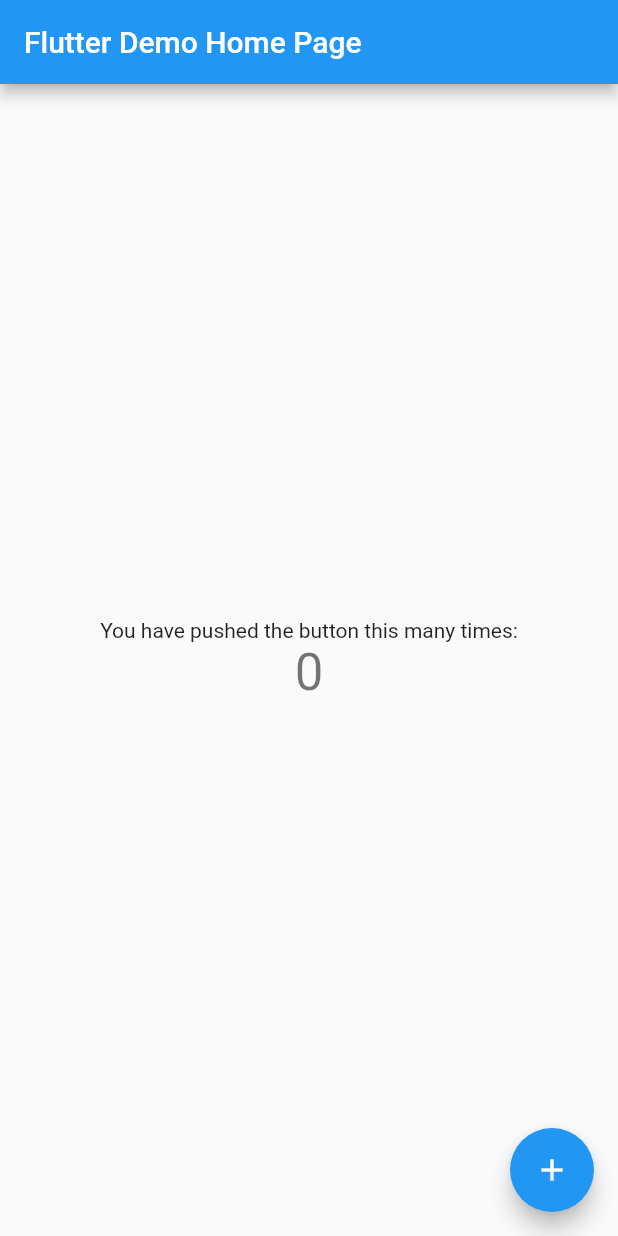
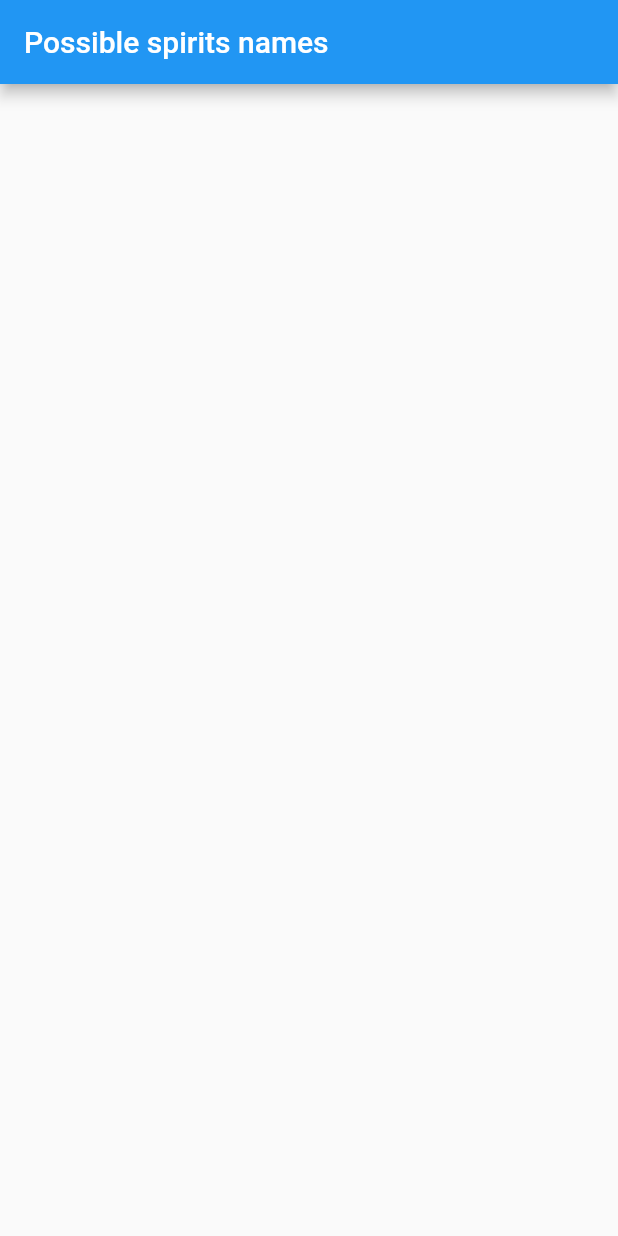
Before and after one commit to ajaygautam/vote_your_spirits, a Flutter app: the screen it shows after launch, on a phone screen of 412 x 824 dp. Run offline on Flutter 3.47's test engine with Material 2 defaults, Android fonts, the phone set to English and light mode, and no system bars; our stand-ins replace cloud_firestore; accounts and stored records are empty.

Commit message:
add firebase

```diff
--- a/lib/main.dart
+++ b/lib/main.dart
@@ -1,120 +1,3 @@
-import 'package:flutter/material.dart';
-
-void main() {
-  runApp(MyApp());
-}
-
-class MyApp extends StatelessWidget {
-  // This widget is the root of your application.
-  @override
-  Widget build(BuildContext context) {
-    return MaterialApp(
-      title: 'Flutter Demo',
-      theme: ThemeData(
-        // This is the theme of your application.
-        //
-        // Try running your application with "flutter run". You'll see the
-        // application has a blue toolbar. Then, without quitting the app, try
-        // changing the primarySwatch below to Colors.green and then invoke
-        // "hot reload" (press "r" in the console where you ran "flutter run",
-        // or simply save your changes to "hot reload" in a Flutter IDE).
-        // Notice that the counter didn't reset back to zero; the application
-        // is not restarted.
-        primarySwatch: Colors.blue,
-        // This makes the visual density adapt to the platform that you run
-        // the app on. For desktop platforms, the controls will be smaller and
-        // closer together (more dense) than on mobile platforms.
-        visualDensity: VisualDensity.adaptivePlatformDensity,
-      ),
-      home: MyHomePage(title: 'Flutter Demo Home Page'),
-    );
-  }
-}
-
-class MyHomePage extends StatefulWidget {
-  MyHomePage({Key key, this.title}) : super(key: key);
-
-  // This widget is the home page of your application. It is stateful, meaning
-  // that it has a State object (defined below) that contains fields that affect
-  // how it looks.
-
-  // This class is the configuration for the state. It holds the values (in this
-  // case the title) provided by the parent (in this case the App widget) and
-  // used by the build method of the State. Fields in a Widget subclass are
-  // always marked "final".
-
-  final String title;
-
-  @override
-  _MyHomePageState createState() => _MyHomePageState();
-}
-
-class _MyHomePageState extends State<MyHomePage> {
-  int _counter = 0;
-
-  void _incrementCounter() {
-    setState(() {
-      // This call to setState tells the Flutter framework that something has
-      // changed in this State, which causes it to rerun the build method below
-      // so that the display can reflect the updated values. If we changed
-      // _counter without calling setState(), then the build method would not be
-      // called again, and so nothing would appear to happen.
-      _counter++;
-    });
-  }
-
-  @override
-  Widget build(BuildContext context) {
-    // This method is rerun every time setState is called, for instance as done
-    // by the _incrementCounter method above.
-    //
-    // The Flutter framework has been optimized to make rerunning build methods
-    // fast, so that you can just rebuild anything that needs updating rather
-    // than having to individually change instances of widgets.
-    return Scaffold(
-      appBar: AppBar(
-        // Here we take the value from the MyHomePage object that was created by
-        // the App.build method, and use it to set our appbar title.
-        title: Text(widget.title),
-      ),
-      body: Center(
-        // Center is a layout widget. It takes a single child and positions it
-        // in the middle of the parent.
-        child: Column(
-          // Column is also a layout widget. It takes a list of children and
-          // arranges them vertically. By default, it sizes itself to fit its
-          // children horizontally, and tries to be as tall as its parent.
-          //
-          // Invoke "debug painting" (press "p" in the console, choose the
-          // "Toggle Debug Paint" action from the Flutter Inspector in Android
-          // Studio, or the "Toggle Debug Paint" command in Visual Studio Code)
-          // to see the wireframe for each widget.
-          //
-          // Column has various properties to control how it sizes itself and
-          // how it positions its children. Here we use mainAxisAlignment to
-          // center the children vertically; the main axis here is the vertical
-          // axis because Columns are vertical (the cross axis would be
-          // horizontal).
-          mainAxisAlignment: MainAxisAlignment.center,
-          children: <Widget>[
-            Text(
-              'You have pushed the button this many times:',
-            ),
-            Text(
-              '$_counter',
-              style: Theme.of(context).textTheme.headline4,
-            ),
-          ],
-        ),
-      ),
-      floatingActionButton: FloatingActionButton(
-        onPressed: _incrementCounter,
-        tooltip: 'Increment',
-        child: Icon(Icons.add),
-      ), // This trailing comma makes auto-formatting nicer for build methods.
-    );
-  }
-}
 import 'package:flutter/material.dart';
 import 'package:cloud_firestore/cloud_firestore.dart';
 
@@ -126,12 +9,12 @@ class MyApp extends StatelessWidget {
   @override
   Widget build(BuildContext context) {
     return MaterialApp(
-      title: 'Band name survey for Tequila drinkers',
+      title: 'Survey of Spirits',
       theme: ThemeData(
         primarySwatch: Colors.blue,
         visualDensity: VisualDensity.adaptivePlatformDensity,
       ),
-      home: MyHomePage(title: 'Possible tequila band names'),
+      home: MyHomePage(title: 'Possible spirits names'),
     );
   }
 }
```
Also changed, not shown: pubspec.yaml (+3 -56 lines), pubspec.lock, 10 other files.
